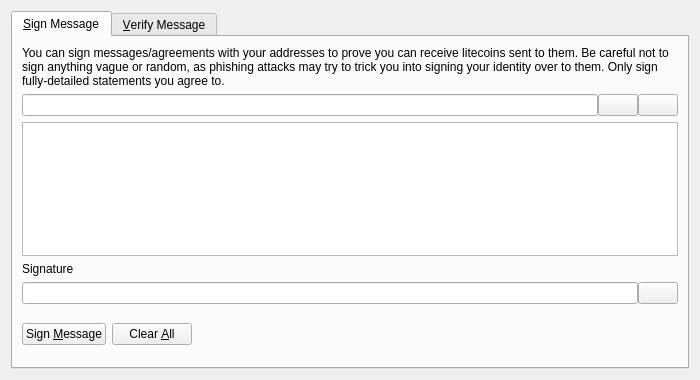
BitBalloon-Project/BitBalloon, file src/qt/forms/signverifymessagedialog.ui: the form before one commit.
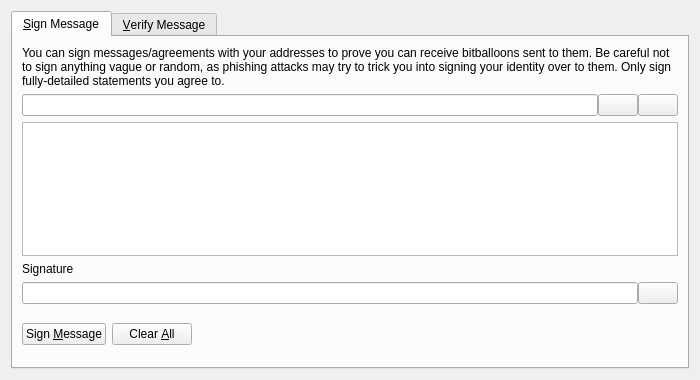
The form after the commit. Icons and pictures are not drawn. Custom widgets are drawn as their Qt base class.

```diff
--- a/src/qt/forms/signverifymessagedialog.ui
+++ b/src/qt/forms/signverifymessagedialog.ui
@@ -30,7 +30,7 @@
        <item>
         <widget class="QLabel" name="infoLabel_SM">
          <property name="text">
-          <string>You can sign messages/agreements with your addresses to prove you can receive litecoins sent to them. Be careful not to sign anything vague or random, as phishing attacks may try to trick you into signing your identity over to them. Only sign fully-detailed statements you agree to.</string>
+          <string>You can sign messages/agreements with your addresses to prove you can receive bitballoons sent to them. Be careful not to sign anything vague or random, as phishing attacks may try to trick you into signing your identity over to them. Only sign fully-detailed statements you agree to.</string>
          </property>
          <property name="textFormat">
           <enum>Qt::PlainText</enum>
```
Left out of the diff: 8 changed lines with no effect on the pictures.
